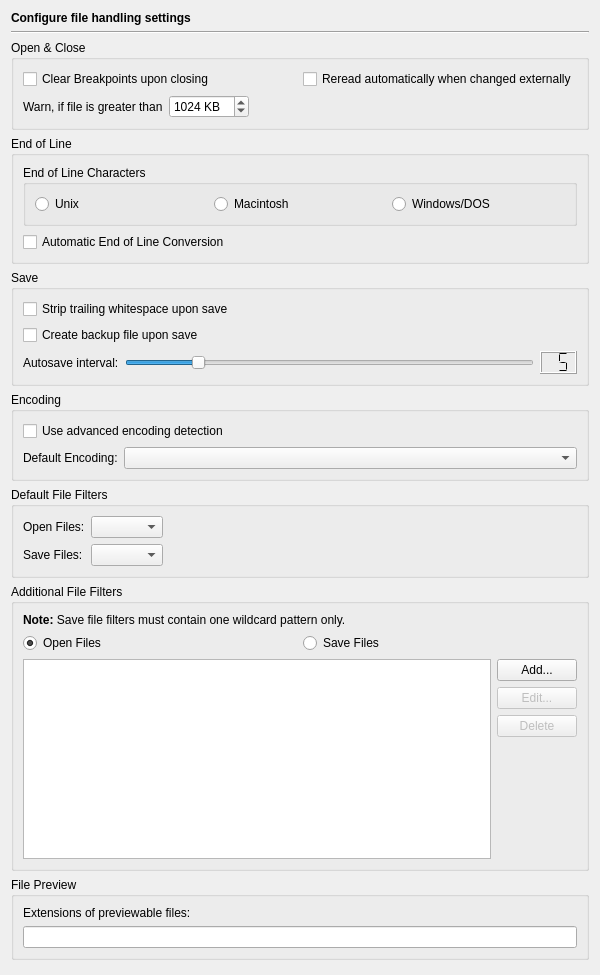
testmana2/test, file Preferences/ConfigurationPages/EditorFilePage.ui: the form before one commit.
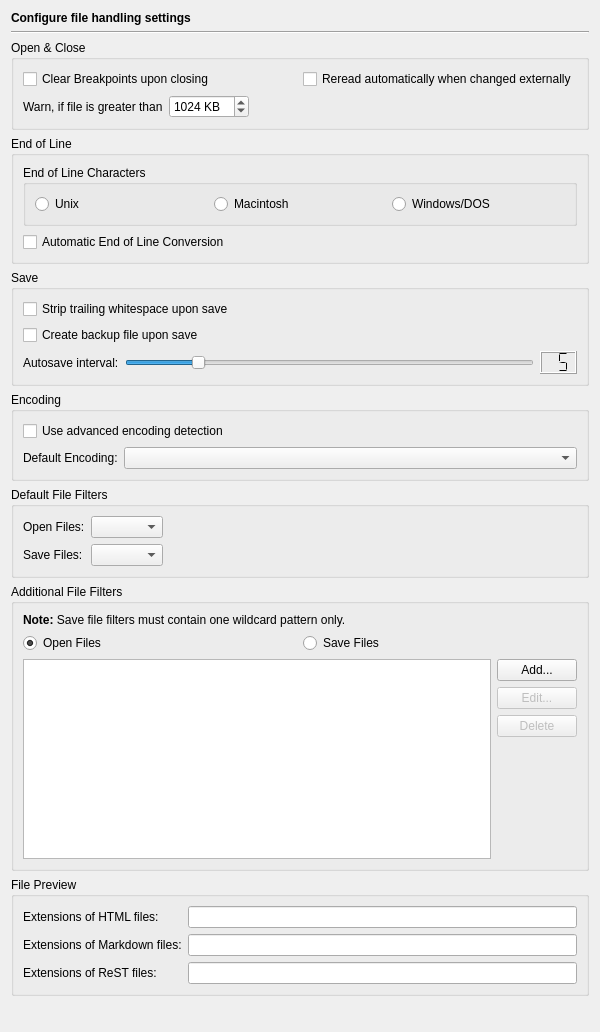
The form after the commit.

Commit message: Added the capability to preview HTML, Mardown and ReST files.

```diff
--- a/Preferences/ConfigurationPages/EditorFilePage.ui
+++ b/Preferences/ConfigurationPages/EditorFilePage.ui
@@ -7,10 +7,10 @@
     <x>0</x>
     <y>0</y>
     <width>600</width>
-    <height>975</height>
+    <height>1032</height>
    </rect>
   </property>
-  <layout class="QVBoxLayout" name="verticalLayout_3">
+  <layout class="QVBoxLayout" name="verticalLayout_2">
    <item>
     <widget class="QLabel" name="headerLabel">
      <property name="text">
@@ -444,18 +444,46 @@
      <property name="title">
       <string>File Preview</string>
      </property>
-     <layout class="QVBoxLayout" name="verticalLayout_2">
-      <item>
+     <layout class="QGridLayout" name="gridLayout_3">
+      <item row="0" column="0">
        <widget class="QLabel" name="label_6">
         <property name="text">
-         <string>Extensions of previewable files:</string>
+         <string>Extensions of HTML files:</string>
         </property>
        </widget>
       </item>
-      <item>
-       <widget class="QLineEdit" name="previewExtensionsEdit">
+      <item row="0" column="1">
+       <widget class="QLineEdit" name="previewHtmlExtensionsEdit">
         <property name="toolTip">
-         <string>Enter the filename extensions of files that may be previewed in the web browser (separated by a space)</string>
+         <string>Enter the filename extensions of HTML files that may be previewed (separated by a space)</string>
+        </property>
+       </widget>
+      </item>
+      <item row="1" column="0">
+       <widget class="QLabel" name="label_7">
+        <property name="text">
+         <string>Extensions of Markdown files:</string>
+        </property>
+       </widget>
+      </item>
+      <item row="1" column="1">
+       <widget class="QLineEdit" name="previewMarkdownExtensionsEdit">
+        <property name="toolTip">
+         <string>Enter the filename extensions of Markdown files that may be previewed (separated by a space)</string>
+        </property>
+       </widget>
+      </item>
+      <item row="2" column="0">
+       <widget class="QLabel" name="label_8">
+        <property name="text">
+         <string>Extensions of ReST files:</string>
+        </property>
+       </widget>
+      </item>
+      <item row="2" column="1">
+       <widget class="QLineEdit" name="previewRestExtensionsEdit">
+        <property name="toolTip">
+         <string>Enter the filename extensions of ReStructuredText files that may be previewed (separated by a space)</string>
         </property>
        </widget>
       </item>
```
The commit also changes 30 other files.
